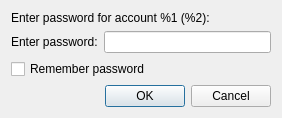
Before: the Qt Designer form src/corelayers/password/simplepasswordwidget.ui in euroelessar/qutim, drawn with Qt 5.
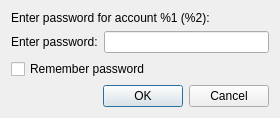
After: the same form once the commit is applied.

The edit to the form file:
```diff
--- a/src/corelayers/password/simplepasswordwidget.ui
+++ b/src/corelayers/password/simplepasswordwidget.ui
@@ -6,8 +6,8 @@
    <rect>
     <x>0</x>
     <y>0</y>
-    <width>282</width>
-    <height>105</height>
+    <width>280</width>
+    <height>112</height>
    </rect>
   </property>
   <property name="windowTitle">
```
Left out of the diff: 2 changed lines with no effect on the pictures.
